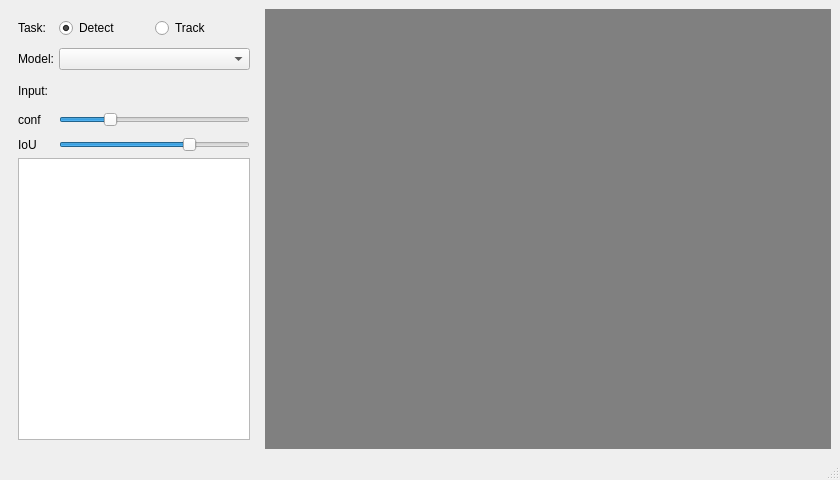
This is mainwindow.ui in zhengjie9510/pyside-yolo as Qt 5 draws it before an edit. The edited form follows.
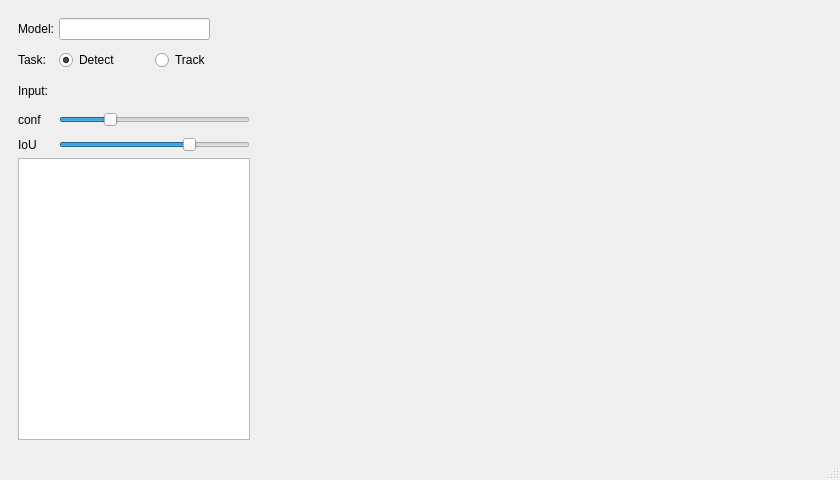
This is the edited form. Icons and pictures are not drawn.

The edit to the form file:
```diff
--- a/mainwindow.ui
+++ b/mainwindow.ui
@@ -99,61 +99,6 @@
             <property name="verticalSpacing">
              <number>10</number>
             </property>
-            <item row="0" column="0">
-             <widget class="QLabel" name="label_task">
-              <property name="sizePolicy">
-               <sizepolicy hsizetype="Expanding" vsizetype="Expanding">
-                <horstretch>0</horstretch>
-                <verstretch>0</verstretch>
-               </sizepolicy>
-              </property>
-              <property name="contextMenuPolicy">
-               <enum>Qt::DefaultContextMenu</enum>
-              </property>
-              <property name="text">
-               <string>Task:</string>
-              </property>
-             </widget>
-            </item>
-            <item row="0" column="1">
-             <layout class="QHBoxLayout" name="horizontalLayout_task">
-              <item>
-               <widget class="QRadioButton" name="radioButton_detect">
-                <property name="sizePolicy">
-                 <sizepolicy hsizetype="Expanding" vsizetype="Expanding">
-                  <horstretch>0</horstretch>
-                  <verstretch>0</verstretch>
-                 </sizepolicy>
-                </property>
-                <property name="contextMenuPolicy">
-                 <enum>Qt::DefaultContextMenu</enum>
-                </property>
-                <property name="text">
-                 <string>Detect</string>
-                </property>
-                <property name="checked">
-                 <bool>true</bool>
-                </property>
-               </widget>
-              </item>
-              <item>
-               <widget class="QRadioButton" name="radioButton_track">
-                <property name="sizePolicy">
-                 <sizepolicy hsizetype="Expanding" vsizetype="Expanding">
-                  <horstretch>0</horstretch>
-                  <verstretch>0</verstretch>
-                 </sizepolicy>
-                </property>
-                <property name="contextMenuPolicy">
-                 <enum>Qt::DefaultContextMenu</enum>
-                </property>
-                <property name="text">
-                 <string>Track</string>
-                </property>
-               </widget>
-              </item>
-             </layout>
-            </item>
             <item row="1" column="0">
              <widget class="QLabel" name="label_model">
               <property name="sizePolicy">
@@ -173,20 +118,7 @@
               </property>
              </widget>
             </item>
-            <item row="1" column="1">
-             <widget class="QComboBox" name="comboBox_model">
-              <property name="sizePolicy">
-               <sizepolicy hsizetype="Expanding" vsizetype="Expanding">
-                <horstretch>0</horstretch>
-                <verstretch>0</verstretch>
-               </sizepolicy>
-              </property>
-              <property name="currentText">
-               <string/>
-              </property>
-             </widget>
-            </item>
-            <item row="2" column="0">
+            <item row="3" column="0">
              <widget class="QLabel" name="label_input">
               <property name="sizePolicy">
                <sizepolicy hsizetype="Expanding" vsizetype="Expanding">
@@ -202,7 +134,7 @@
               </property>
              </widget>
             </item>
-            <item row="2" column="1">
+            <item row="3" column="1">
              <layout class="QHBoxLayout" name="horizontalLayout_input">
               <item>
                <widget class="QPushButton" name="button_file">
@@ -293,7 +225,7 @@
               </item>
              </layout>
             </item>
-            <item row="3" column="0">
+            <item row="4" column="0">
              <widget class="QLabel" name="label_conf">
               <property name="sizePolicy">
                <sizepolicy hsizetype="Expanding" vsizetype="Expanding">
@@ -309,7 +241,7 @@
               </property>
              </widget>
             </item>
-            <item row="3" column="1">
+            <item row="4" column="1">
              <widget class="QSlider" name="horizontalSlider_conf">
               <property name="maximum">
                <number>100</number>
@@ -322,7 +254,7 @@
               </property>
              </widget>
             </item>
-            <item row="4" column="0">
+            <item row="5" column="0">
              <widget class="QLabel" name="label_iou">
               <property name="sizePolicy">
                <sizepolicy hsizetype="Expanding" vsizetype="Expanding">
@@ -338,7 +270,7 @@
               </property>
              </widget>
             </item>
-            <item row="4" column="1">
+            <item row="5" column="1">
              <widget class="QSlider" name="horizontalSlider_iou">
               <property name="maximum">
                <number>100</number>
@@ -351,6 +283,110 @@
               </property>
              </widget>
             </item>
+            <item row="2" column="1">
+             <layout class="QHBoxLayout" name="horizontalLayout_task">
+              <item>
+               <widget class="QRadioButton" name="radioButton_detect">
+                <property name="sizePolicy">
+                 <sizepolicy hsizetype="Expanding" vsizetype="Expanding">
+                  <horstretch>0</horstretch>
+                  <verstretch>0</verstretch>
+                 </sizepolicy>
+                </property>
+                <property name="contextMenuPolicy">
+                 <enum>Qt::DefaultContextMenu</enum>
+                </property>
+                <property name="text">
+                 <string>Detect</string>
+                </property>
+                <property name="checked">
+                 <bool>true</bool>
+                </property>
+               </widget>
+              </item>
+              <item>
+               <widget class="QRadioButton" name="radioButton_track">
+                <property name="sizePolicy">
+                 <sizepolicy hsizetype="Expanding" vsizetype="Expanding">
+                  <horstretch>0</horstretch>
+                  <verstretch>0</verstretch>
+                 </sizepolicy>
+                </property>
+                <property name="contextMenuPolicy">
+                 <enum>Qt::DefaultContextMenu</enum>
+                </property>
+                <property name="text">
+                 <string>Track</string>
+                </property>
+               </widget>
+              </item>
+             </layout>
+            </item>
+            <item row="2" column="0">
+             <widget class="QLabel" name="label_task">
+              <property name="sizePolicy">
+               <sizepolicy hsizetype="Expanding" vsizetype="Expanding">
+                <horstretch>0</horstretch>
+                <verstretch>0</verstretch>
+               </sizepolicy>
+              </property>
+              <property name="contextMenuPolicy">
+               <enum>Qt::DefaultContextMenu</enum>
+              </property>
+              <property name="text">
+               <string>Task:</string>
+              </property>
+             </widget>
+            </item>
+            <item row="1" column="1">
+             <layout class="QHBoxLayout" name="horizontalLayout_model">
+              <item>
+               <widget class="QLineEdit" name="lineEdit_model">
+                <property name="focusPolicy">
+                 <enum>Qt::ClickFocus</enum>
+                </property>
+                <property name="inputMethodHints">
+                 <set>Qt::ImhNone</set>
+                </property>
+                <property name="text">
+                 <string/>
+                </property>
+                <property name="frame">
+                 <bool>true</bool>
+                </property>
+                <property name="readOnly">
+                 <bool>true</bool>
+                </property>
+               </widget>
+              </item>
+              <item>
+               <widget class="QPushButton" name="button_model">
+                <property name="enabled">
+                 <bool>true</bool>
+                </property>
+                <property name="text">
+                 <string/>
+                </property>
+                <property name="icon">
+                 <iconset>
+                  <normaloff>icons/file.png</normaloff>icons/file.png</iconset>
+                </property>
+                <property name="iconSize">
+                 <size>
+                  <width>20</width>
+                  <height>20</height>
+                 </size>
+                </property>
+                <property name="autoRepeatDelay">
+                 <number>300</number>
+                </property>
+                <property name="flat">
+                 <bool>true</bool>
+                </property>
+               </widget>
+              </item>
+             </layout>
+            </item>
            </layout>
           </item>
          </layout>
@@ -376,9 +412,6 @@
         <height>200</height>
        </size>
       </property>
-      <property name="styleSheet">
-       <string notr="true">background-color: gray;</string>
-      </property>
       <property name="text">
        <string/>
       </property>
```
Left out of the diff: 12 changed lines with no effect on the pictures.
